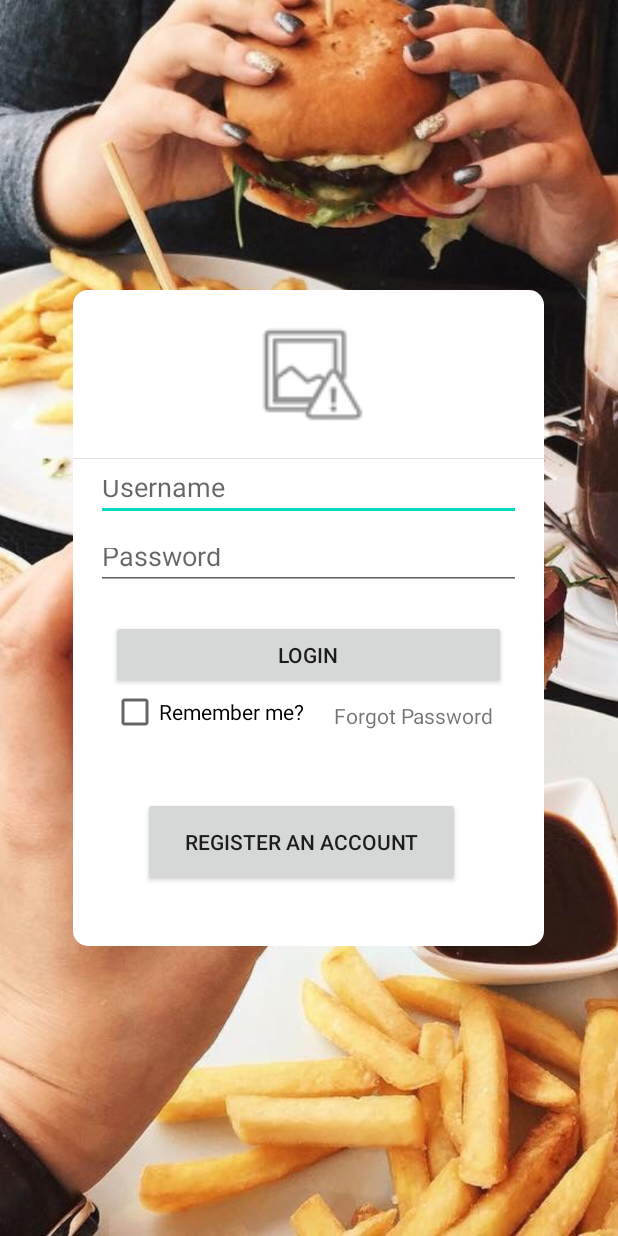
After one commit to ShinkuKira21/Stay-Safe, an Android app: the layout design_login.xml on its own in the app's theme, with its tools: preview values and no code run, on a phone screen of 412 x 824 dp. The commit adds this screen. Run offline under Robolectric (Android 15) with nearby library versions, the phone set to English and light mode, and no system bars.

Commit message:
Updated Login Design

```diff
--- /dev/null
+++ b/App-Side (Edward)/StaySafeGP/app/src/main/res/drawable/layout_login_container.xml
@@ -0,0 +1,7 @@
+<?xml version="1.0" encoding="utf-8"?>
+
+<shape xmlns:android="http://schemas.android.com/apk/res/android">
+    <solid android:color="#FFFFFF"/>
+    <corners android:radius="10dp"/>
+    <padding android:left="0dp" android:top="0dp" android:right="0dp" android:bottom="0dp" />
+</shape>
--- /dev/null
+++ b/App-Side (Edward)/StaySafeGP/app/src/main/res/layout/design_login.xml
@@ -0,0 +1,136 @@
+<?xml version="1.0" encoding="utf-8"?>
+<androidx.constraintlayout.widget.ConstraintLayout xmlns:android="http://schemas.android.com/apk/res/android"
+    xmlns:app="http://schemas.android.com/apk/res-auto"
+    xmlns:tools="http://schemas.android.com/tools"
+    android:layout_width="match_parent"
+    android:layout_height="match_parent">
+
+    <ImageView
+        android:id="@+id/imageView2"
+        android:layout_width="wrap_content"
+        android:layout_height="wrap_content"
+        android:scaleType="centerCrop"
+        app:layout_constraintBottom_toBottomOf="parent"
+        app:layout_constraintEnd_toEndOf="parent"
+        app:layout_constraintHorizontal_bias="0.0"
+        app:layout_constraintStart_toStartOf="parent"
+        app:layout_constraintTop_toTopOf="parent"
+        app:layout_constraintVertical_bias="0.0"
+        app:srcCompat="@drawable/login" />
+
+    <View
+        android:id="@+id/loginView"
+        android:layout_width="314dp"
+        android:layout_height="437dp"
+        android:background="@drawable/layout_login_container"
+        app:layout_constraintBottom_toBottomOf="@+id/imageView2"
+        app:layout_constraintEnd_toEndOf="parent"
+        app:layout_constraintHorizontal_bias="0.494"
+        app:layout_constraintStart_toStartOf="parent"
+        app:layout_constraintTop_toTopOf="parent" />
+
+    <ImageView
+        android:id="@+id/imageView"
+        android:layout_width="183dp"
+        android:layout_height="81dp"
+        app:layout_constraintBottom_toTopOf="@+id/divider3"
+        app:layout_constraintEnd_toEndOf="@+id/divider3"
+        app:layout_constraintStart_toStartOf="@+id/divider3"
+        app:layout_constraintTop_toTopOf="@+id/loginView"
+        app:srcCompat="@android:drawable/ic_menu_report_image" />
+
+    <View
+        android:id="@+id/divider3"
+        android:layout_width="0dp"
+        android:layout_height="0.5dp"
+        android:background="?android:attr/listDivider"
+        app:layout_constraintBottom_toBottomOf="@+id/loginView"
+        app:layout_constraintEnd_toEndOf="@+id/loginView"
+        app:layout_constraintHorizontal_bias="0.0"
+        app:layout_constraintStart_toStartOf="@+id/loginView"
+        app:layout_constraintTop_toTopOf="@+id/loginView"
+        app:layout_constraintVertical_bias="0.256" />
+
+    <EditText
+        android:id="@+id/editTextTextPersonName"
+        android:layout_width="0dp"
+        android:layout_height="37dp"
+        android:layout_marginStart="15dp"
+        android:layout_marginLeft="15dp"
+        android:layout_marginTop="20dp"
+        android:layout_marginEnd="15dp"
+        android:layout_marginRight="15dp"
+        android:ems="10"
+        android:hint="Username"
+        android:inputType="textPersonName"
+        app:layout_constraintEnd_toEndOf="@+id/loginView"
+        app:layout_constraintHorizontal_bias="0.48"
+        app:layout_constraintStart_toStartOf="@+id/loginView"
+        app:layout_constraintTop_toBottomOf="@+id/imageView" />
+
+    <EditText
+        android:id="@+id/editTextTextPassword"
+        android:layout_width="0dp"
+        android:layout_height="38dp"
+        android:layout_marginStart="15dp"
+        android:layout_marginLeft="15dp"
+        android:layout_marginTop="8dp"
+        android:layout_marginEnd="15dp"
+        android:layout_marginRight="15dp"
+        android:ems="10"
+        android:hint="Password"
+        android:inputType="textPassword"
+        app:layout_constraintEnd_toEndOf="@+id/loginView"
+        app:layout_constraintHorizontal_bias="0.458"
+        app:layout_constraintStart_toStartOf="@+id/loginView"
+        app:layout_constraintTop_toBottomOf="@+id/editTextTextPersonName" />
+
+    <Button
+        android:id="@+id/button"
+        android:layout_width="0dp"
+        android:layout_height="46dp"
+        android:layout_marginStart="10dp"
+        android:layout_marginLeft="10dp"
+        android:layout_marginTop="20dp"
+        android:layout_marginEnd="10dp"
+        android:layout_marginRight="10dp"
+        android:text="Login"
+        app:layout_constraintEnd_toEndOf="@+id/editTextTextPassword"
+        app:layout_constraintHorizontal_bias="0.492"
+        app:layout_constraintStart_toStartOf="@+id/editTextTextPassword"
+        app:layout_constraintTop_toBottomOf="@+id/editTextTextPassword" />
+
+    <CheckBox
+        android:id="@+id/checkBox"
+        android:layout_width="134dp"
+        android:layout_height="22dp"
+        android:layout_marginTop="4dp"
+        android:text="Remember me?"
+        app:layout_constraintEnd_toEndOf="@+id/loginView"
+        app:layout_constraintHorizontal_bias="0.0"
+        app:layout_constraintStart_toStartOf="@+id/button"
+        app:layout_constraintTop_toBottomOf="@+id/button" />
+
+    <TextView
+        android:id="@+id/textView3"
+        android:layout_width="wrap_content"
+        android:layout_height="wrap_content"
+        android:layout_marginTop="8dp"
+        android:text="Forgot Password"
+        app:layout_constraintEnd_toEndOf="@+id/button"
+        app:layout_constraintHorizontal_bias="0.652"
+        app:layout_constraintStart_toEndOf="@+id/checkBox"
+        app:layout_constraintTop_toBottomOf="@+id/button" />
+
+    <Button
+        android:id="@+id/button3"
+        android:layout_width="211dp"
+        android:layout_height="59dp"
+        android:layout_marginTop="72dp"
+        android:text="Register an Account"
+        app:layout_constraintEnd_toEndOf="@+id/textView3"
+        app:layout_constraintHorizontal_bias="0.49"
+        app:layout_constraintStart_toStartOf="@+id/checkBox"
+        app:layout_constraintTop_toBottomOf="@+id/button" />
+
+</androidx.constraintlayout.widget.ConstraintLayout>
--- a/App-Side (Edward)/StaySafeGP/app/src/main/res/values/arrays.xml
+++ b/App-Side (Edward)/StaySafeGP/app/src/main/res/values/arrays.xml
@@ -7,4 +7,8 @@
         <item>@drawable/cat_snacks</item>
     </integer-array>
 
+    <integer-array name="login_imgs">
+        <item>@drawable/login</item>
+    </integer-array>
+
 </resources>
```
Also changed, not shown: App-Side (Edward)/StaySafeGP/app/src/main/res/drawable/login.jpg (added).
